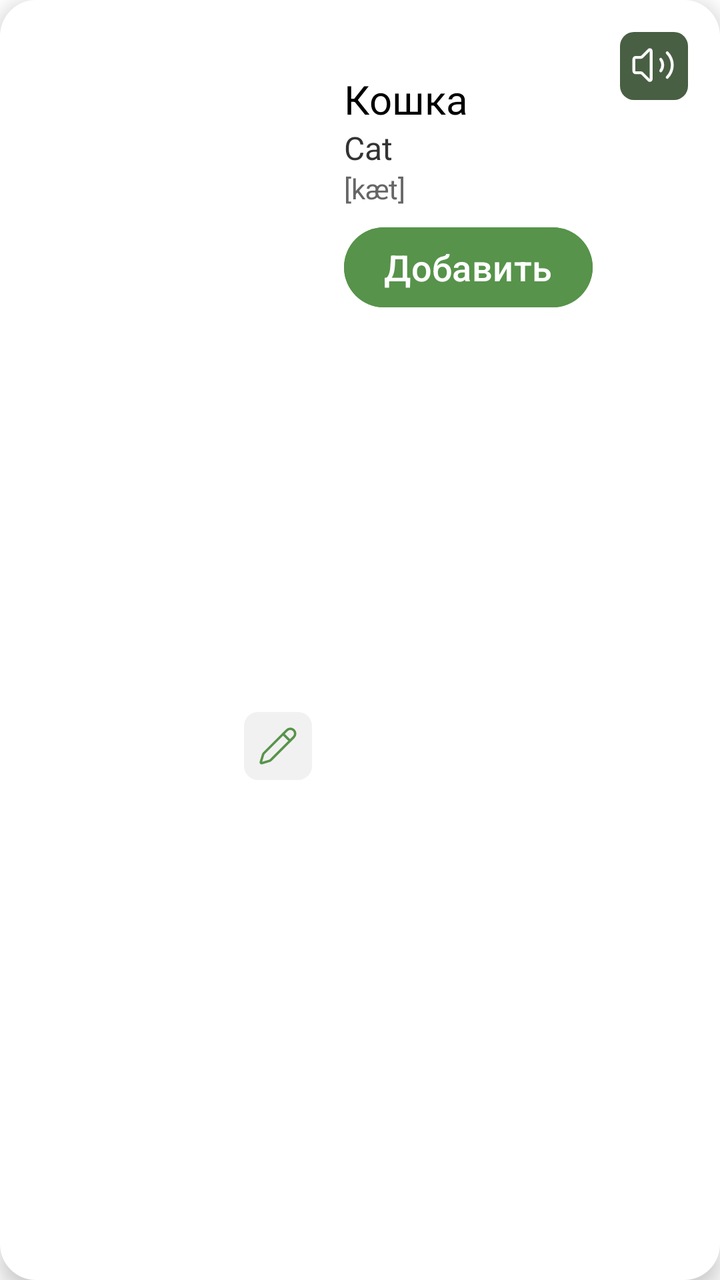
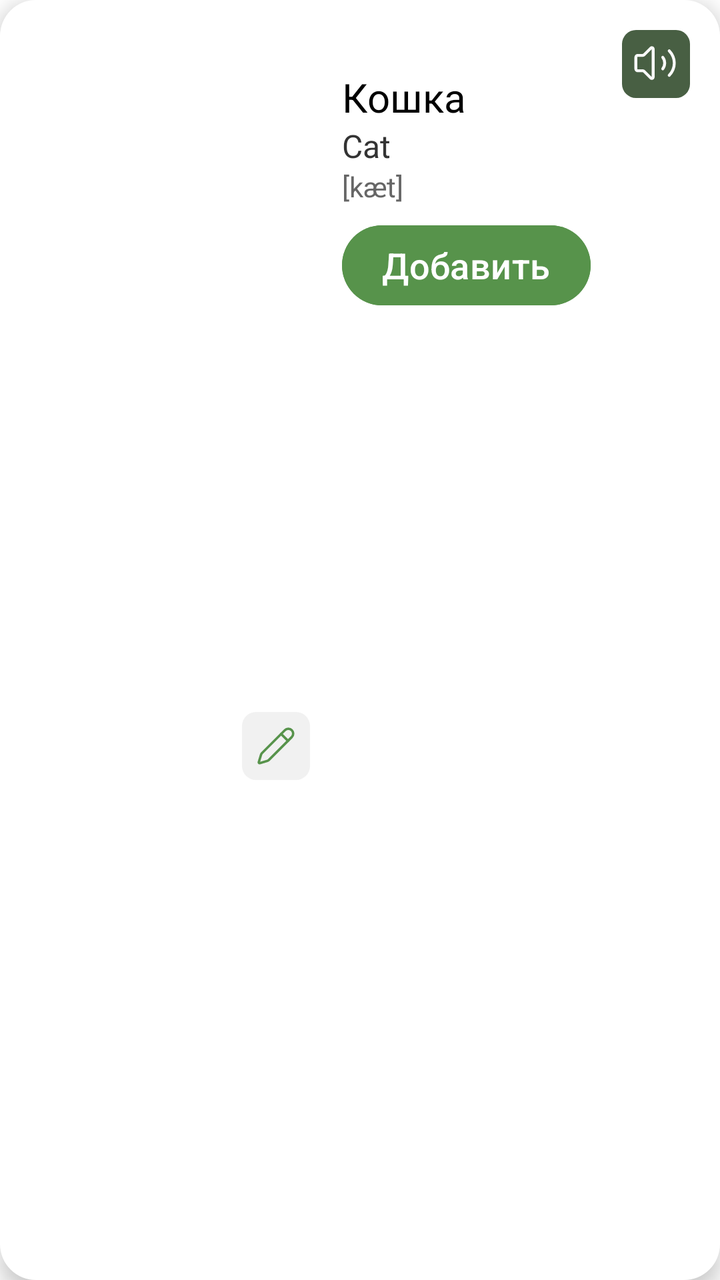

An Android layout rendered at two revisions. The XML below is the earlier revision; the diff shows what the commit changed to produce the second picture.
<!-- AndroidManifest.xml: application theme Theme.EnglishApp -->
<!-- res/layout/addword.xml -->
<?xml version="1.0" encoding="utf-8"?>
<RelativeLayout xmlns:android="http://schemas.android.com/apk/res/android"
    xmlns:app="http://schemas.android.com/apk/res-auto"
    android:id="@+id/addword"
    android:layout_width="match_parent"
    android:layout_height="wrap_content"
    android:background="@drawable/card_white_rounded"
    android:padding="16dp"
    android:layout_marginBottom="16dp"
    android:layout_marginHorizontal="20dp"
    android:layout_marginTop="16dp"
    android:elevation="6dp"
    app:layout_constraintTop_toTopOf="parent"
    app:layout_constraintStart_toStartOf="parent"
    app:layout_constraintEnd_toEndOf="parent">

        <ImageView
            android:id="@+id/addword_image"
            android:layout_width="140dp"
            android:layout_height="140dp"
            android:layout_alignParentStart="true"
            android:layout_centerVertical="true"
            android:src="@mipmap/enlish_flag_img" />

        <ImageView
            android:id="@+id/addword_edit_icon"
            android:layout_width="34dp"
            android:layout_height="34dp"
            android:src="@drawable/pencilicon"
            android:background="@drawable/btn_gray_rounded"
            app:tint="@color/greenMain"
            android:scaleType="centerInside"
            android:layout_alignBottom="@id/addword_image"
            android:layout_alignEnd="@id/addword_image"/>

    <ImageView
        android:id="@+id/addword_speaker_icon"
        android:layout_width="34dp"
        android:layout_height="34dp"
        android:layout_alignParentEnd="true"

        android:background="@drawable/btn_green_rounded"
        android:scaleType="centerInside"
        android:src="@drawable/volumeicon" />
        <LinearLayout
            android:layout_width="match_parent"
            android:layout_height="wrap_content"
            android:orientation="vertical"
            android:layout_toEndOf="@id/addword_image"
            android:paddingStart="16dp"
            android:paddingTop="20dp"
            >

            <TextView
                android:id="@+id/addword_title"
                android:layout_width="wrap_content"
                android:layout_height="wrap_content"
                android:text="Кошка"
                android:textSize="20sp"
                android:textColor="#000000"
                android:layout_centerVertical="true" />

            <TextView
                android:id="@+id/addword_translation"
                android:layout_width="wrap_content"
                android:layout_height="wrap_content"
                android:text="Cat"
                android:textSize="16sp"
                android:textColor="#333333"/>

            <TextView
                android:id="@+id/addword_pronunciation"
                android:layout_width="wrap_content"
                android:layout_height="wrap_content"
                android:text="[kæt]"
                android:textSize="14sp"
                android:textColor="#666666"
                android:layout_marginBottom="6dp"/>

                <Button
                    android:id="@+id/addword_addbutton"
                    android:layout_width="wrap_content"
                    android:layout_height="wrap_content"
                    android:text="Добавить"
                    android:backgroundTint="@color/greenMain"
                    android:textColor="#FFFFFF"
                    android:textSize="18sp"
                    android:paddingHorizontal="20dp"
                    android:layout_centerVertical="true"
                    android:layout_alignParentEnd="true"/>

        </LinearLayout>

    </RelativeLayout>
<!-- resources referenced by this layout -->
<resources>
  <color name="greenMain">#57934B</color>
  <!-- drawable btn_gray_rounded (drawable) -->
  <?xml version="1.0" encoding="utf-8"?>
  <shape xmlns:android="http://schemas.android.com/apk/res/android">
      <solid android:color="@color/grayMain"/>
      <corners android:radius="7dp" />
  </shape>
  <!-- drawable btn_green_rounded (drawable) -->
  <?xml version="1.0" encoding="utf-8"?>
  <shape xmlns:android="http://schemas.android.com/apk/res/android">
      <solid android:color="@color/darkGreen"/>
      <corners android:radius="7dp" />
  </shape>
  <!-- drawable card_white_rounded (drawable) -->
  <?xml version="1.0" encoding="utf-8"?>
  <shape xmlns:android="http://schemas.android.com/apk/res/android">
      <solid android:color="@color/white"/>
      <corners android:radius="18dp"/>
  </shape>
  <!-- drawable pencilicon (drawable) -->
  <vector xmlns:android="http://schemas.android.com/apk/res/android"
      android:width="21dp"
      android:height="21dp"
      android:viewportWidth="21"
      android:viewportHeight="21">
    <path
        android:pathData="M18.212,5.859C18.667,5.405 18.922,4.788 18.922,4.145C18.923,3.502 18.667,2.885 18.212,2.431C17.758,1.976 17.141,1.72 16.498,1.72C15.855,1.72 15.238,1.975 14.784,2.43L3.305,13.912C3.105,14.111 2.957,14.356 2.874,14.626L1.738,18.369C1.716,18.443 1.714,18.522 1.733,18.598C1.752,18.673 1.791,18.742 1.846,18.796C1.901,18.851 1.97,18.89 2.045,18.909C2.121,18.928 2.2,18.926 2.274,18.904L6.018,17.769C6.288,17.687 6.533,17.54 6.732,17.341L18.212,5.859Z"
        android:strokeLineJoin="round"
        android:strokeWidth="1.21429"
        android:fillColor="#00000000"
        android:strokeColor="#57934B"
        android:strokeLineCap="round"/>
    <path
        android:pathData="M12.902,4.301L16.342,7.741"
        android:strokeLineJoin="round"
        android:strokeWidth="1.21429"
        android:fillColor="#00000000"
        android:strokeColor="#57934B"
        android:strokeLineCap="round"/>
  </vector>
  <!-- mipmap enlish_flag_img (mipmap-anydpi-v26) -->
  <?xml version="1.0" encoding="utf-8"?>
  <adaptive-icon xmlns:android="http://schemas.android.com/apk/res/android">
      <background android:drawable="@color/enlish_flag_img_background"/>
      <foreground android:drawable="@mipmap/enlish_flag_img_foreground"/>
  </adaptive-icon>
  <style name="Theme.EnglishApp" parent="Base.Theme.EnglishApp">
          <item name="buttonSearch">@style/ButtonSearch</item>
      </style>
  <color name="grayMain">#F1F1F1</color>
  <color name="darkGreen">#485F43</color>
  <color name="white">#FFFFFFFF</color>
  <color name="enlish_flag_img_background">#FFFFFF</color>
  <style name="Base.Theme.EnglishApp" parent="Theme.Material3.DayNight.NoActionBar">
          <item name="android:windowBackground">@color/white</item>
      </style>
  <style name="ButtonSearch">
          <item name="android:src">@drawable/searchicon</item>
      </style>
  <!-- drawable searchicon (drawable) -->
  <vector xmlns:android="http://schemas.android.com/apk/res/android"
      android:width="24dp"
      android:height="24dp"
      android:viewportWidth="24"
      android:viewportHeight="24">
    <path
        android:pathData="M21,21L16.66,16.66"
        android:strokeLineJoin="round"
        android:strokeWidth="2"
        android:fillColor="#00000000"
        android:strokeColor="#13360A"
        android:strokeLineCap="round"/>
    <path
        android:pathData="M11,19C15.418,19 19,15.418 19,11C19,6.582 15.418,3 11,3C6.582,3 3,6.582 3,11C3,15.418 6.582,19 11,19Z"
        android:strokeLineJoin="round"
        android:strokeWidth="2"
        android:fillColor="#00000000"
        android:strokeColor="#13360A"
        android:strokeLineCap="round"/>
  </vector>
  <!-- unchanged entries left out for length: 1 -->
</resources>

<!-- the commit's change to res/layout/addword.xml (unified diff, before → after) -->
@@ -5,9 +5,9 @@
     android:layout_width="match_parent"
     android:layout_height="wrap_content"
     android:background="@drawable/card_white_rounded"
-    android:padding="16dp"
+    android:padding="15dp"
     android:layout_marginBottom="16dp"
-    android:layout_marginHorizontal="20dp"
+    android:layout_marginHorizontal="10dp"
     android:layout_marginTop="16dp"
     android:elevation="6dp"
     app:layout_constraintTop_toTopOf="parent"
